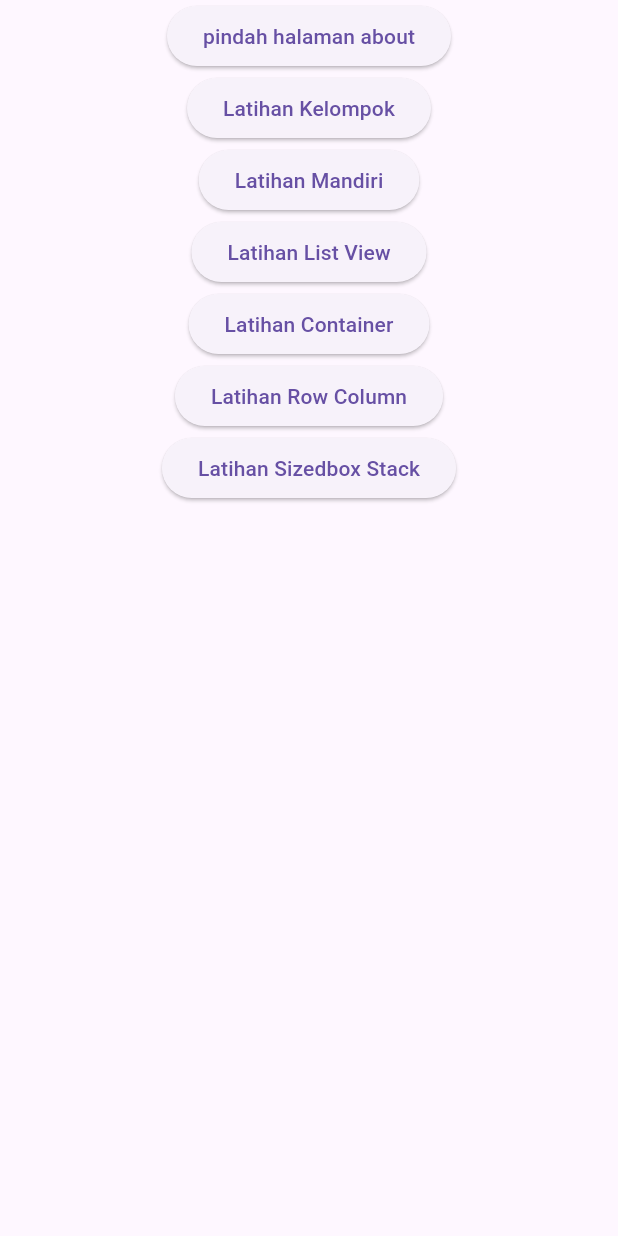
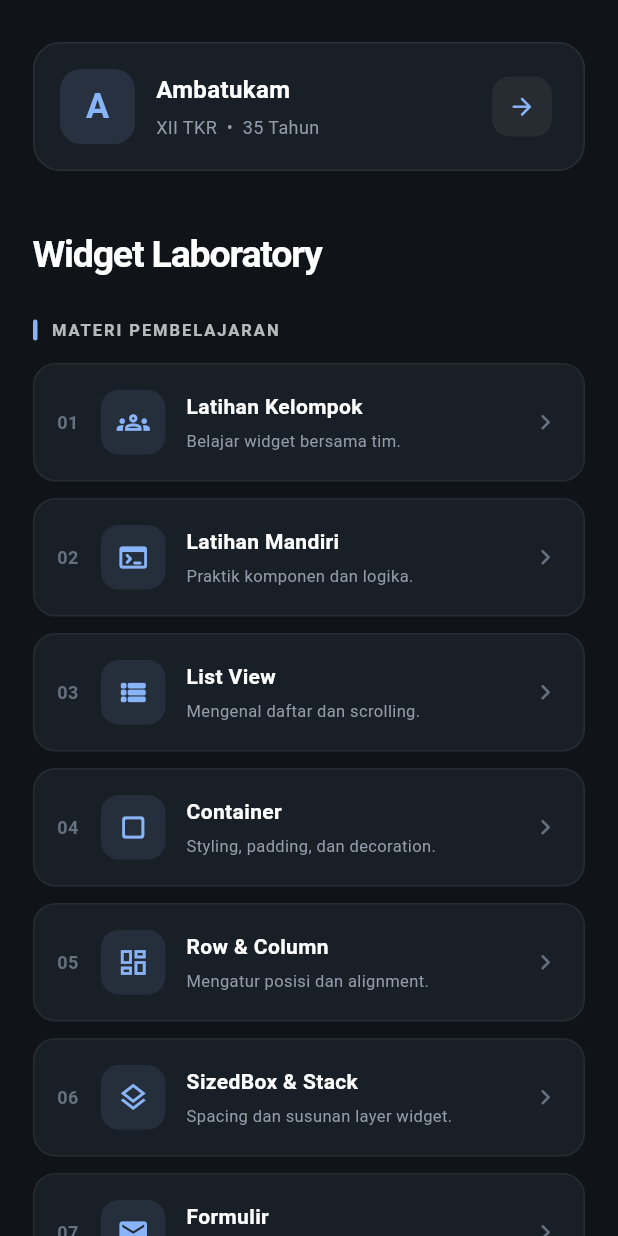
Before and after one commit to luthfiardhiansya/belajar-flutter, a Flutter app: the screen it shows after launch, on a phone screen of 412 x 824 dp. Run offline on Flutter 3.47's test engine with Material 3 defaults, Android fonts, the phone set to English and light mode, and no system bars; our stand-ins replace video_player.

Commit message:
formulir

```diff
--- a/lib/main.dart
+++ b/lib/main.dart
@@ -1,32 +1,5 @@
 import 'package:flutter/material.dart';
-import 'package:lutfi/grid_view/grid_basic.dart';
-import 'package:lutfi/grid_view/grid_builder.dart';
-import 'package:lutfi/latihan_kelompok/latihan_kelompok.dart';
-import 'package:lutfi/latihan_mandiri/latihan_pertama.dart';
-import 'package:lutfi/list_view/latihan_list1.dart';
-import 'package:lutfi/list_view/list_basic.dart';
-import 'package:lutfi/list_view/list_builder2.dart';
-import 'package:lutfi/list_view/list_builder_widget.dart';
-import 'package:lutfi/list_view/list_separated.dart';
-import 'package:lutfi/navigation/contoh.dart';
-import 'package:lutfi/row_column_widget/column_widget.dart';
-import 'package:lutfi/container_widget/latihan_container.dart';
-import 'package:lutfi/container_widget/poster_widget.dart';
-import 'package:lutfi/row_column_widget/latihan_pakace.dart';
-import 'package:lutfi/row_column_widget/latihan_row_colum.dart';
-import 'package:lutfi/row_column_widget/layout_widget.dart';
-import 'package:lutfi/row_column_widget/row_column.dart';
-import 'package:lutfi/row_column_widget/row_widget.dart';
-import 'package:lutfi/size_box_stack/ExpandedWidget.dart';
-import 'package:lutfi/size_box_stack/LatihanPakaceDua.dart';
-import 'package:lutfi/size_box_stack/LatihanSizeBox.dart';
-import 'package:lutfi/size_box_stack/LayoutDua.dart';
-import 'package:lutfi/size_box_stack/LayoutEmpat.dart';
-import 'package:lutfi/size_box_stack/LayoutSatu.dart';
-import 'package:lutfi/size_box_stack/LayoutTiga.dart';
-import 'package:lutfi/size_box_stack/SizeBoxWidget.dart';
-import 'package:lutfi/size_box_stack/StackWidget.dart';
-
+import 'package:lutfi/routes/app_routes.dart';
 void main() {
   runApp(MyApp());
 }
@@ -38,16 +11,8 @@ class MyApp extends StatelessWidget {
   Widget build(BuildContext context) {
     return MaterialApp(
 
-      initialRoute: '/',
-      routes: {
-        '/': (context) => Contoh(),
-        '/latihan_kelompok': (context) => LatihanKelompok(),
-        '/latihan_mandiri':(context) => LatihanPertama(),
-        '/list_view':(context) => LatihanList1(),
-        '/container_widget':(context) => PosterContainer(),
-        '/row_column_widget':(context) => LatihanPakace(),
-        '/size_box_stack':(context) => LatihanPakaceDua(),
-      },
+      initialRoute: AppRoute.menu,
+      routes: AppRoute.routes,
 
       // debugShowCheckedModeBanner: false,
       // home: Scaffold(
--- a/lib/navigation/contoh.dart
+++ /dev/null
@@ -1,70 +0,0 @@
-import 'package:flutter/material.dart';
-import 'package:lutfi/navigation/about_page.dart';
-
-class Contoh extends StatelessWidget {
-  const Contoh({super.key});
-
-  @override
-  Widget build(BuildContext context) {
-    return Scaffold(
-      body: Center(
-        child: Column(
-          children: [
-            ElevatedButton(onPressed: () {
-              Navigator.push(
-                context,
-              MaterialPageRoute(
-                builder: (context) {
-                  return AboutPage(
-                    nama:"Ambatukam",
-                    kelas:"XII TKR",
-                    umur: 35,
-                  );
-                }
-                )
-                );
-            },
-            child: Text("pindah halaman about")
-            ),
-            ElevatedButton(
-          onPressed: () {
-          Navigator.pushNamed(context, '/latihan_kelompok');
-        },
-        child: Text("Latihan Kelompok"),
-        ),
-        ElevatedButton(
-          onPressed: () {
-          Navigator.pushNamed(context, '/latihan_mandiri');
-        },
-        child: Text("Latihan Mandiri"),
-        ),
-        ElevatedButton(
-          onPressed: () {
-          Navigator.pushNamed(context, '/list_view');
-        },
-        child: Text("Latihan List View"),
-        ),
-        ElevatedButton(
-          onPressed: () {
-          Navigator.pushNamed(context, '/container_widget');
-        },
-        child: Text("Latihan Container"),
-        ),
-        ElevatedButton(
-          onPressed: () {
-          Navigator.pushNamed(context, '/row_column_widget');
-        },
-        child: Text("Latihan Row Column"),
-        ),
-        ElevatedButton(
-          onPressed: () {
-          Navigator.pushNamed(context, '/size_box_stack');
-        },
-        child: Text("Latihan Sizedbox Stack"),
-        ),
-          ],
-        ),
-      ),
-    );
-  }
-}
--- /dev/null
+++ b/lib/navigation/menu.dart
@@ -0,0 +1,350 @@
+
+import 'package:flutter/material.dart';
+import 'package:lutfi/navigation/about_page.dart';
+
+class Menu extends StatelessWidget {
+  const Menu({super.key});
+
+  static const Color background = Color(0xFF101419);
+  static const Color surface = Color(0xFF191F26);
+  static const Color accent = Color(0xFF8AB4F8);
+  static const Color secondaryText = Color(0xFF929DAA);
+
+  @override
+  Widget build(BuildContext context) {
+    return Scaffold(
+      backgroundColor: background,
+      body: SafeArea(
+        child: SingleChildScrollView(
+          padding: const EdgeInsets.fromLTRB(22, 28, 22, 32),
+          child: Column(
+            crossAxisAlignment: CrossAxisAlignment.start,
+            children: [
+              _buildHeader(context),
+
+              const SizedBox(height: 38),
+
+              const Text(
+                'Widget Laboratory',
+                style: TextStyle(
+                  color: Colors.white,
+                  fontSize: 25,
+                  fontWeight: FontWeight.w700,
+                  letterSpacing: -0.8,
+                ),
+              ),
+
+
+              const SizedBox(height: 24),
+
+              _buildSectionLabel('MATERI PEMBELAJARAN'),
+
+              const SizedBox(height: 14),
+
+              _buildNavCard(
+                number: '01',
+                title: 'Latihan Kelompok',
+                subtitle: 'Belajar widget bersama tim.',
+                icon: Icons.groups_outlined,
+                onTap: () => Navigator.pushNamed(
+                  context,
+                  '/latihan_kelompok',
+                ),
+              ),
+
+              _buildNavCard(
+                number: '02',
+                title: 'Latihan Mandiri',
+                subtitle: 'Praktik komponen dan logika.',
+                icon: Icons.terminal_rounded,
+                onTap: () => Navigator.pushNamed(
+                  context,
+                  '/latihan_mandiri',
+                ),
+              ),
+
+              _buildNavCard(
+                number: '03',
+                title: 'List View',
+                subtitle: 'Mengenal daftar dan scrolling.',
+                icon: Icons.view_list_rounded,
+                onTap: () => Navigator.pushNamed(
+                  context,
+                  '/list_view',
+                ),
+              ),
+
+              _buildNavCard(
+                number: '04',
+                title: 'Container',
+                subtitle: 'Styling, padding, dan decoration.',
+                icon: Icons.crop_square_rounded,
+                onTap: () => Navigator.pushNamed(
+                  context,
+                  '/container_widget',
+                ),
+              ),
+
+              _buildNavCard(
+                number: '05',
+                title: 'Row & Column',
+                subtitle: 'Mengatur posisi dan alignment.',
+                icon: Icons.dashboard_outlined,
+                onTap: () => Navigator.pushNamed(
+                  context,
+                  '/row_column_widget',
+                ),
+              ),
+
+              _buildNavCard(
+                number: '06',
+                title: 'SizedBox & Stack',
+                subtitle: 'Spacing dan susunan layer widget.',
+                icon: Icons.layers_outlined,
+                onTap: () => Navigator.pushNamed(
+                  context,
+                  '/size_box_stack',
+                ),
+              ),
+
+              _buildNavCard(
+                number: '07',
+                title: 'Formulir',
+                subtitle: 'Form formulir.',
+                icon: Icons.mail,
+                onTap: () => Navigator.pushNamed(
+                  context,
+                  '/pages',
+                ),
+              ),
+
+              const SizedBox(height: 28),
+
+              Center(
+                child: Text(
+                  'FLUTTER LEARNING PROJECT  •  2026',
+                  style: TextStyle(
+                    color: Colors.white.withOpacity(0.3),
+                    fontSize: 10,
+                    letterSpacing: 1.2,
+                    fontWeight: FontWeight.w600,
+                  ),
+                ),
+              ),
+            ],
+          ),
+        ),
+      ),
+    );
+  }
+
+  Widget _buildHeader(BuildContext context) {
+    return Container(
+      padding: const EdgeInsets.all(17),
+      decoration: BoxDecoration(
+        color: surface,
+        borderRadius: BorderRadius.circular(18),
+        border: Border.all(
+          color: Colors.white.withOpacity(0.07),
+        ),
+      ),
+      child: Row(
+        children: [
+          Container(
+            width: 50,
+            height: 50,
+            decoration: BoxDecoration(
+              color: accent.withOpacity(0.12),
+              borderRadius: BorderRadius.circular(14),
+            ),
+            child: const Center(
+              child: Text(
+                'A',
+                style: TextStyle(
+                  color: accent,
+                  fontSize: 23,
+                  fontWeight: FontWeight.w700,
+                ),
+              ),
+            ),
+          ),
+
+          const SizedBox(width: 14),
+
+          const Expanded(
+            child: Column(
+              crossAxisAlignment: CrossAxisAlignment.start,
+              children: [
+                Text(
+                  'Ambatukam',
+                  style: TextStyle(
+                    color: Colors.white,
+                    fontSize: 16,
+                    fontWeight: FontWeight.w700,
+                  ),
+                ),
+                SizedBox(height: 5),
+                Text(
+                  'XII TKR  •  35 Tahun',
+                  style: TextStyle(
+                    color: secondaryText,
+                    fontSize: 12,
+                  ),
+                ),
+              ],
+            ),
+          ),
+
+          IconButton(
+            onPressed: () {
+              Navigator.push(
+                context,
+                MaterialPageRoute(
+                  builder: (context) => const AboutPage(
+                    nama: 'Ambatukam',
+                    kelas: 'XII TKR',
+                    umur: 35,
+                  ),
+                ),
+              );
+            },
+            style: IconButton.styleFrom(
+              backgroundColor: Colors.white.withOpacity(0.06),
+              foregroundColor: accent,
+              shape: RoundedRectangleBorder(
+                borderRadius: BorderRadius.circular(12),
+              ),
+            ),
+            icon: const Icon(
+              Icons.arrow_forward_rounded,
+              size: 19,
+            ),
+          ),
+        ],
+      ),
+    );
+  }
+
+  Widget _buildSectionLabel(String title) {
+    return Row(
+      children: [
+        Container(
+          width: 3,
+          height: 14,
+          decoration: BoxDecoration(
+            color: accent,
+            borderRadius: BorderRadius.circular(5),
+          ),
+        ),
+        const SizedBox(width: 9),
+        Text(
+          title,
+          style: const TextStyle(
+            color: Colors.white70,
+            fontSize: 11,
+            fontWeight: FontWeight.w700,
+            letterSpacing: 1.3,
+          ),
+        ),
+      ],
+    );
+  }
+
+  Widget _buildNavCard({
+    required String number,
+    required String title,
+    required String subtitle,
+    required IconData icon,
+    required VoidCallback onTap,
+  }) {
+    return Padding(
+      padding: const EdgeInsets.only(bottom: 11),
+      child: Material(
+        color: surface,
+        borderRadius: BorderRadius.circular(15),
+        child: InkWell(
+          onTap: onTap,
+          borderRadius: BorderRadius.circular(15),
+          splashColor: accent.withOpacity(0.08),
+          child: Container(
+            padding: const EdgeInsets.symmetric(
+              horizontal: 15,
+              vertical: 17,
+            ),
+            decoration: BoxDecoration(
+              borderRadius: BorderRadius.circular(15),
+              border: Border.all(
+                color: Colors.white.withOpacity(0.06),
+              ),
+            ),
+            child: Row(
+              children: [
+                Text(
+                  number,
+                  style: const TextStyle(
+                    color: Color(0xFF65717F),
+                    fontSize: 12,
+                    fontWeight: FontWeight.w700,
+                  ),
+                ),
+
+                const SizedBox(width: 15),
+
+                Container(
+                  width: 43,
+                  height: 43,
+                  decoration: BoxDecoration(
+                    color: accent.withOpacity(0.10),
+                    borderRadius: BorderRadius.circular(12),
+                  ),
+                  child: Icon(
+                    icon,
+                    color: accent,
+                    size: 22,
+                  ),
+                ),
+
+                const SizedBox(width: 14),
+
+                Expanded(
+                  child: Column(
+                    crossAxisAlignment: CrossAxisAlignment.start,
+                    children: [
+                      Text(
+                        title,
+                        style: const TextStyle(
+                          color: Colors.white,
+                          fontSize: 14,
+                          fontWeight: FontWeight.w600,
+                        ),
+                      ),
+
+                      const SizedBox(height: 5),
+
+                      Text(
+                        subtitle,
+                        style: const TextStyle(
+                          color: secondaryText,
+                          fontSize: 11,
+                        ),
+                      ),
+                    ],
+                  ),
+                ),
+
+                const Icon(
+                  Icons.chevron_right_rounded,
+                  color: Color(0xFF65717F),
+                  size: 21,
+                ),
+              ],
+            ),
+          ),
+
+
+
+        ),
+      ),
+    );
+  }
+}
--- /dev/null
+++ b/lib/routes/app_routes.dart
@@ -0,0 +1,40 @@
+
+import 'package:flutter/material.dart';
+
+import 'package:lutfi/container_widget/poster_widget.dart';
+import 'package:lutfi/container_widget/latihan_container.dart';
+import 'package:lutfi/latihan_kelompok/latihan_kelompok.dart';
+import 'package:lutfi/latihan_mandiri/latihan_pertama.dart';
+import 'package:lutfi/list_view/latihan_list1.dart';
+import 'package:lutfi/navigation/menu.dart';
+import 'package:lutfi/pages/form_input_page.dart';
+import 'package:lutfi/row_column_widget/row_column.dart';
+import 'package:lutfi/size_box_stack/LatihanPakaceDua.dart';
+
+class AppRoute {
+  static const menu = '/';
+  static const list = '/list';
+  static const grid = '/grid';
+  static const container = '/container';
+  static const mandiri = '/latihan_mandiri';
+  static const kelompok = '/latihan_kelompok';
+  static const listView = '/list_view';
+  static const containerWidget = '/container_widget';
+  static const rowColumnWidget = '/row_column_widget';
+  static const sizeBoxStack = '/size_box_stack';
+  static const formulir = '/pages';
+
+  static final Map<String, WidgetBuilder> routes = {
+    menu: (context) => const Menu(),
+    list: (context) => LatihanList1(),
+    grid: (context) => LatihanKelompok(),
+    container: (context) => const PosterContainer(),
+    mandiri: (context) => const LatihanPertama(),
+    kelompok: (context) => LatihanKelompok(),
+    listView: (context) => LatihanList1(),
+    containerWidget: (context) => const LatihanContainer(),
+    rowColumnWidget: (context) => const RowColumnWidget(),
+    sizeBoxStack: (context) => LatihanPakaceDua(),
+    formulir: (context) => const FormEkskul(),
+  };
+}
```
Also changed, not shown: lib/list_view/list_builder_widget.dart (+4 -4 lines), lib/list_view/list_separated.dart (+4 -4 lines), lib/navigation/about_page.dart (+11 -16 lines), lib/pages/form_input_page.dart (added, +126 -0 lines), lib/pages/form_output_page.dart (added, +32 -0 lines), pubspec.lock, 1 other file.
